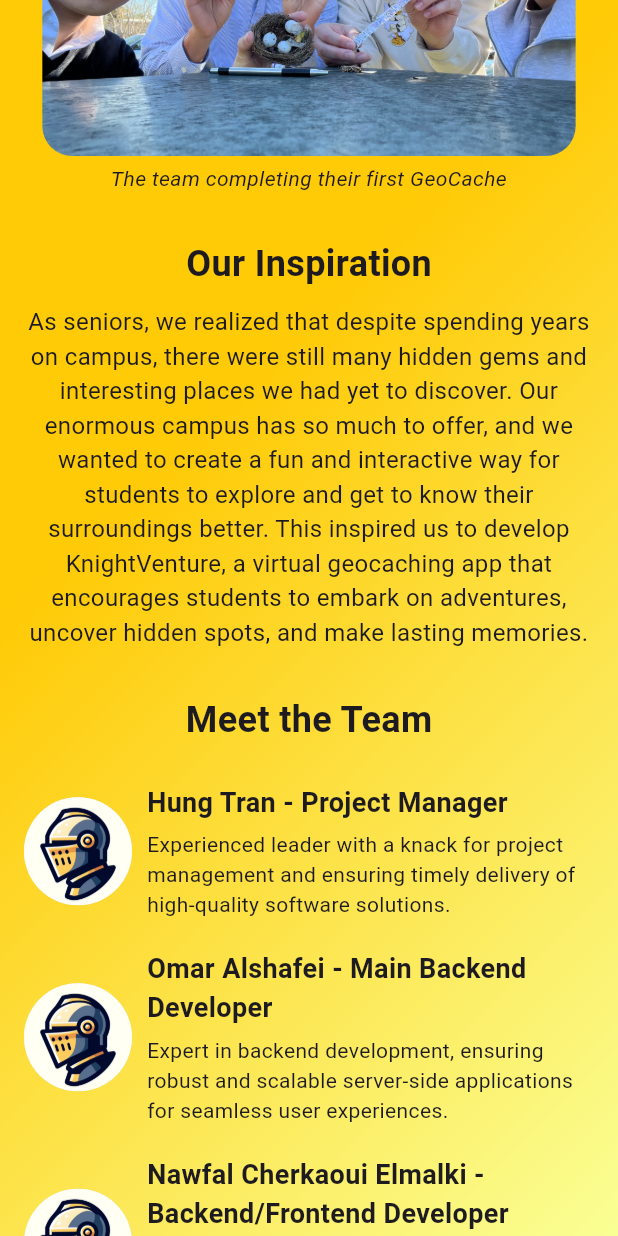
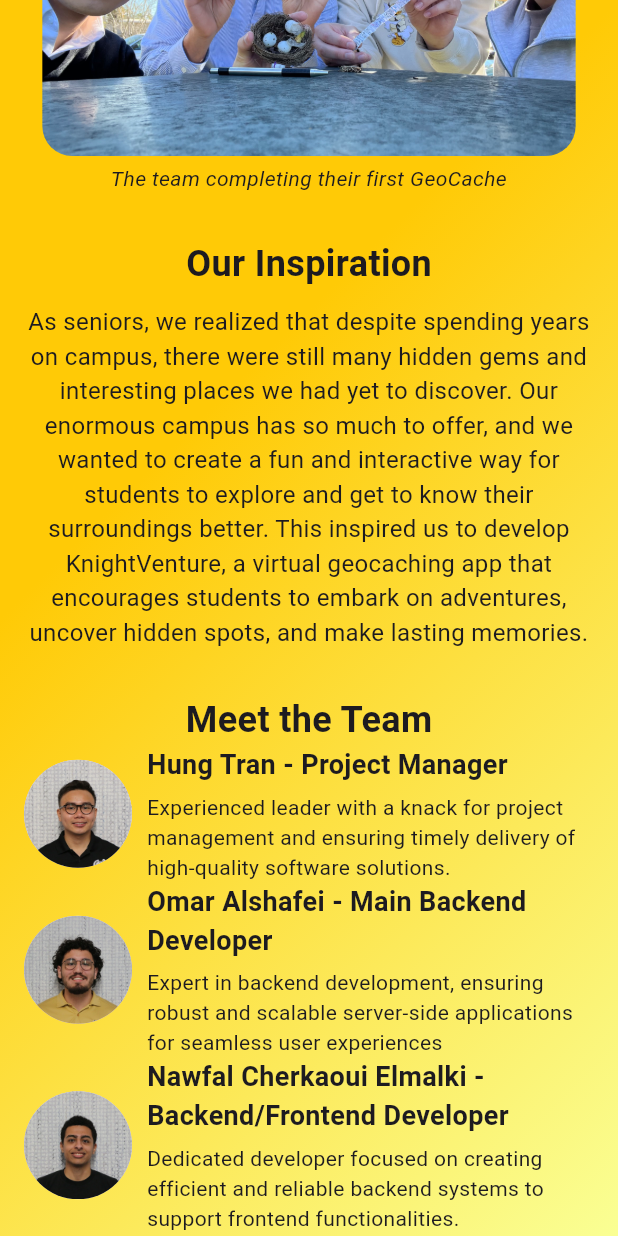
Before and after one commit to KnightVentureUCF/KnightVenture, a Flutter app: the AboutScreen screen opened directly, scrolled down 576 dp, on a phone screen of 412 x 824 dp. Run offline on Flutter 3.47's test engine with Material 3 defaults, Android fonts, the phone set to English and light mode, and no system bars; our stand-ins replace geolocator, google_maps_flutter; accounts and stored records are empty.

Commit message:
added pictures

```diff
--- a/frontend/lib/widgets/about/about_screen.dart
+++ b/frontend/lib/widgets/about/about_screen.dart
@@ -77,31 +77,140 @@ class AboutScreen extends StatelessWidget {
                 'Meet the Team',
                 style: TextStyle(fontSize: 24, fontWeight: FontWeight.bold),
               ),
-              const SizedBox(height: 15),
-              _buildTeamMember(
-                'Hung Tran',
-                'Project Manager',
-                'Experienced leader with a knack for project management and ensuring timely delivery of high-quality software solutions.',
+              const Row(
+                children: [
+                  CircleAvatar(
+                    radius: 36,
+                    backgroundImage:
+                        AssetImage('assets/team_pictures/thai.webp'),
+                  ),
+                  SizedBox(width: 10),
+                  Expanded(
+                    child: Column(
+                      crossAxisAlignment: CrossAxisAlignment.start,
+                      children: [
+                        Text(
+                          'Hung Tran - Project Manager',
+                          style: TextStyle(
+                              fontSize: 18, fontWeight: FontWeight.bold),
+                        ),
+                        SizedBox(height: 5),
+                        Text(
+                          'Experienced leader with a knack for project management and ensuring timely delivery of high-quality software solutions.',
+                          style: TextStyle(fontSize: 14),
+                        ),
+                      ],
+                    ),
+                  ),
+                ],
               ),
-              _buildTeamMember(
-                'Omar Alshafei',
-                'Main Backend Developer',
-                'Expert in backend development, ensuring robust and scalable server-side applications for seamless user experiences.',
+              const Row(
+                children: [
+                  CircleAvatar(
+                    radius: 36,
+                    backgroundImage:
+                        AssetImage('assets/team_pictures/omar.webp'),
+                  ),
+                  SizedBox(width: 10),
+                  Expanded(
+                    child: Column(
+                      crossAxisAlignment: CrossAxisAlignment.start,
+                      children: [
+                        Text(
+                          'Omar Alshafei - Main Backend Developer',
+                          style: const TextStyle(
+                              fontSize: 18, fontWeight: FontWeight.bold),
+                        ),
+                        const SizedBox(height: 5),
+                        Text(
+                          'Expert in backend development, ensuring robust and scalable server-side applications for seamless user experiences',
+                          style: const TextStyle(fontSize: 14),
+                        ),
+                      ],
+                    ),
+                  ),
+                ],
               ),
-              _buildTeamMember(
-                'Nawfal Cherkaoui Elmalki',
-                'Backend/Frontend Developer',
-                'Dedicated developer focused on creating efficient and reliable backend systems to support frontend functionalities.',
+              const Row(
+                children: [
+                  CircleAvatar(
+                    radius: 36,
+                    backgroundImage:
+                        AssetImage('assets/team_pictures/nawfal.webp'),
+                  ),
+                  SizedBox(width: 10),
+                  Expanded(
+                    child: Column(
+                      crossAxisAlignment: CrossAxisAlignment.start,
+                      children: [
+                        Text(
+                          'Nawfal Cherkaoui Elmalki - Backend/Frontend Developer',
+                          style: const TextStyle(
+                              fontSize: 18, fontWeight: FontWeight.bold),
+                        ),
+                        const SizedBox(height: 5),
+                        Text(
+                          'Dedicated developer focused on creating efficient and reliable backend systems to support frontend functionalities.',
+                          style: const TextStyle(fontSize: 14),
+                        ),
+                      ],
+                    ),
+                  ),
+                ],
               ),
-              _buildTeamMember(
-                'Hong T Nguyen',
-                'Backend/Frontend Developer',
-                'Versatile developer skilled in both backend and frontend technologies, ensuring cohesive and functional applications.',
+              const Row(
+                children: [
+                  CircleAvatar(
+                    radius: 36,
+                    backgroundImage:
+                        AssetImage('assets/team_pictures/amy.webp'),
+                  ),
+                  SizedBox(width: 10),
+                  Expanded(
+                    child: Column(
+                      crossAxisAlignment: CrossAxisAlignment.start,
+                      children: [
+                        Text(
+                          'Hong T Nguyen - Backend/Frontend Developer',
+                          style: const TextStyle(
+                              fontSize: 18, fontWeight: FontWeight.bold),
+                        ),
+                        const SizedBox(height: 5),
+                        Text(
+                          'Versatile developer skilled in both backend and frontend technologies, ensuring cohesive and functional applications.',
+                          style: const TextStyle(fontSize: 14),
+                        ),
+                      ],
+                    ),
+                  ),
+                ],
               ),
-              _buildTeamMember(
-                'Eduardo Vila',
-                'UX/UI Designer',
-                'Creative designer focused on crafting intuitive and engaging user interfaces with a user-centered design approach.',
+              const Row(
+                children: [
+                  CircleAvatar(
+                    radius: 36,
+                    backgroundImage:
+                        AssetImage('assets/team_pictures/eddy.webp'),
+                  ),
+                  SizedBox(width: 10),
+                  Expanded(
+                    child: Column(
+                      crossAxisAlignment: CrossAxisAlignment.start,
+                      children: [
+                        Text(
+                          'Eduardo Vila - UX/UI Designer',
+                          style: const TextStyle(
+                              fontSize: 18, fontWeight: FontWeight.bold),
+                        ),
+                        const SizedBox(height: 5),
+                        Text(
+                          'Creative designer focused on crafting intuitive and engaging user interfaces with a user-centered design approach.',
+                          style: const TextStyle(fontSize: 14),
+                        ),
+                      ],
+                    ),
+                  ),
+                ],
               ),
             ],
           ),
@@ -109,37 +218,4 @@ class AboutScreen extends StatelessWidget {
       ),
     );
   }
-
-  Widget _buildTeamMember(String name, String role, String bio) {
-    return Container(
-      margin: const EdgeInsets.symmetric(vertical: 10),
-      child: Row(
-        children: [
-          CircleAvatar(
-            radius: 36,
-            backgroundImage:
-                AssetImage('assets/team_pictures/${name.toLowerCase()}.png'),
-          ),
-          const SizedBox(width: 10),
-          Expanded(
-            child: Column(
-              crossAxisAlignment: CrossAxisAlignment.start,
-              children: [
-                Text(
-                  '$name - $role',
-                  style: const TextStyle(
-                      fontSize: 18, fontWeight: FontWeight.bold),
-                ),
-                const SizedBox(height: 5),
-                Text(
-                  bio,
-                  style: const TextStyle(fontSize: 14),
-                ),
-              ],
-            ),
-          ),
-        ],
-      ),
-    );
-  }
 }
--- a/frontend/pubspec.yaml
+++ b/frontend/pubspec.yaml
@@ -69,7 +69,11 @@ flutter:
 
   # To add assets to your application, add an assets section, like this:
   assets:
-    - assets/team_pictures/hong t ngyuen.png
+    - assets/team_pictures/amy.webp
+    - assets/team_pictures/omar.webp
+    - assets/team_pictures/thai.webp
+    - assets/team_pictures/nawfal.webp
+    - assets/team_pictures/eddy.webp
     - assets/team_pictures/
     - assets/chest.png
     - assets/duck.png
```
Also changed, not shown: frontend/assets/team_pictures/amy.webp (added), frontend/assets/team_pictures/eddy.webp (added), frontend/assets/team_pictures/eduardo vila.png (deleted), frontend/assets/team_pictures/hong t ngyuen.png (deleted), frontend/assets/team_pictures/nawfal.webp (added), frontend/assets/team_pictures/omar.webp (added), frontend/assets/team_pictures/thai.webp (added).
